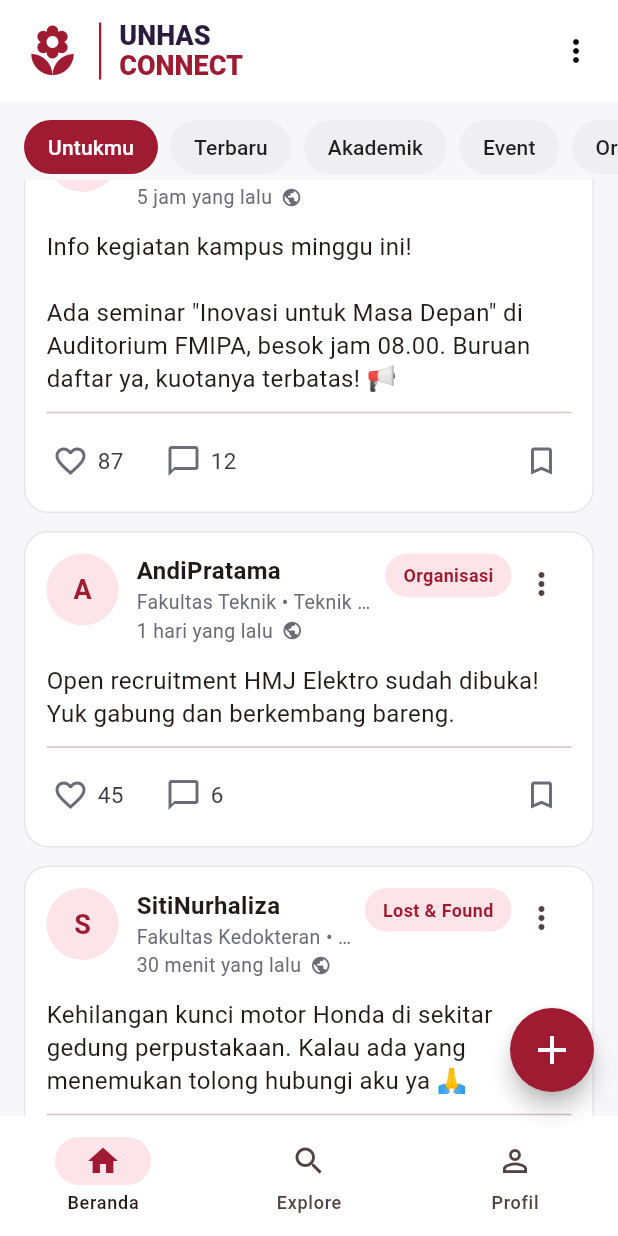
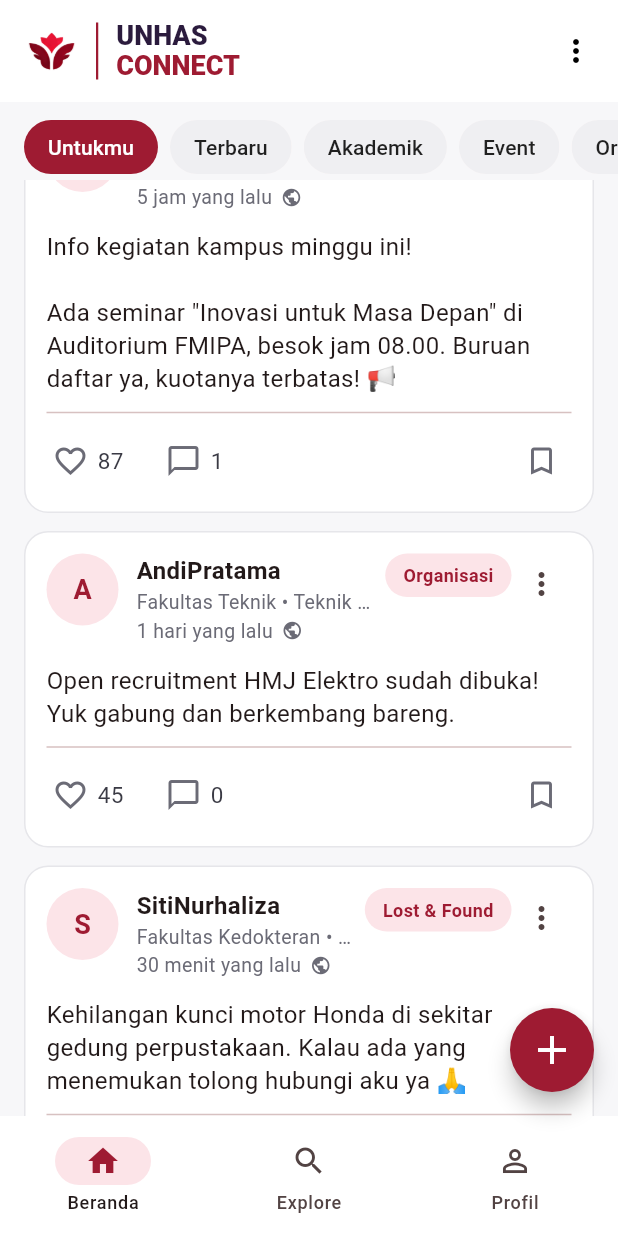
Before and after one commit to ZakySyahfadil/kelompok-6_Kelas-B_pemograman_mobile, a Flutter app: the screen it shows once a user with an empty profile is signed in, scrolled down 576 dp, on a phone screen of 412 x 824 dp. Run offline on Flutter 3.47's test engine with Material 3 defaults, Android fonts, the phone set to English and light mode, and no system bars; our stand-ins replace cloud_firestore, firebase_auth, firebase_core, shared_preferences; accounts and stored records are empty; network calls fail.

Commit message:
Mengganti logo dan menambahkan fitur komen (masih ada beberapa yang perlu disinkronisasi dan masih menggunakan dummy data. Kemungkinan bahkan update lagi fitur komennya seperti like komen/ membalas komen/tag)

```diff
--- /dev/null
+++ b/Final_Project/unhas_connect/lib/data/dummy_comments.dart
@@ -0,0 +1,42 @@
+import '../models/comment.dart';
+
+// Pengguna "yang sedang login" untuk dummy.
+// Nanti diganti dengan FirebaseAuth.instance.currentUser!.uid
+const String dummyCurrentUserId = 'me';
+const String dummyCurrentUserName = 'Kamu';
+
+// Kunci = id postingan (sama dengan id di dummy_posts.dart)
+Map<String, List<Comment>> buildDummyComments() => {
+      '1': [
+        Comment(
+          id: 'c1',
+          authorId: 'u2',
+          authorName: 'AndiPratama',
+          content: 'Biasanya KRS dibuka minggu kedua setelah libur, coba cek di SIM-A.',
+          createdAt: DateTime.now().subtract(const Duration(hours: 1, minutes: 40)),
+        ),
+        Comment(
+          id: 'c2',
+          authorId: 'u3',
+          authorName: 'SitiNurhaliza',
+          content: 'Kemarin di grup angkatan katanya tanggal 10. Tapi belum pasti.',
+          createdAt: DateTime.now().subtract(const Duration(hours: 1)),
+        ),
+        Comment(
+          id: 'c3',
+          authorId: dummyCurrentUserId,
+          authorName: dummyCurrentUserName,
+          content: 'Makasih infonya! 🙏',
+          createdAt: DateTime.now().subtract(const Duration(minutes: 20)),
+        ),
+      ],
+      '2': [
+        Comment(
+          id: 'c4',
+          authorId: 'u4',
+          authorName: 'RizkyAulia',
+          content: 'Pendaftarannya lewat mana kak?',
+          createdAt: DateTime.now().subtract(const Duration(hours: 3)),
+        ),
+      ],
+    };
--- a/Final_Project/unhas_connect/lib/data/dummy_posts.dart
+++ b/Final_Project/unhas_connect/lib/data/dummy_posts.dart
@@ -8,10 +8,10 @@ final List<Post> dummyPosts = [
     major: 'Informatika',
     content: 'Ada yang tahu jadwal KRS semester depan kapan ya?',
     category: 'Akademik',
-    imageUrl: 'https://picsum.photos/seed/unhas1/800/450',
+    imageUrl: 'https://encrypted-tbn0.gstatic.com/images?q=tbn:ANd9GcTUCjT8_YUByq_ili5f-6XAnhuQrfFpgee7AlqgWNjmew&s=10',
     createdAt: DateTime.now().subtract(const Duration(hours: 2)),
     likeCount: 124,
-    commentCount: 23,
+    commentCount: 3,
   ),
   Post(
     id: '2',
@@ -24,7 +24,7 @@ final List<Post> dummyPosts = [
     category: 'Event',
     createdAt: DateTime.now().subtract(const Duration(hours: 5)),
     likeCount: 87,
-    commentCount: 12,
+    commentCount: 1,
   ),
   Post(
     id: '3',
@@ -36,7 +36,7 @@ final List<Post> dummyPosts = [
     category: 'Organisasi',
     createdAt: DateTime.now().subtract(const Duration(days: 1)),
     likeCount: 45,
-    commentCount: 6,
+    commentCount: 0,
   ),
   Post(
     id: '4',
@@ -48,6 +48,6 @@ final List<Post> dummyPosts = [
     category: 'Lost & Found',
     createdAt: DateTime.now().subtract(const Duration(minutes: 30)),
     likeCount: 9,
-    commentCount: 3,
+    commentCount: 0,
   ),
 ];
--- a/Final_Project/unhas_connect/lib/main.dart
+++ b/Final_Project/unhas_connect/lib/main.dart
@@ -1,11 +1,9 @@
+import 'screens/auth_wrapper.dart';
+import 'firebase_options.dart';
 import 'package:flutter/material.dart';
 import 'package:firebase_core/firebase_core.dart';
-import 'firebase_options.dart';
-import 'screens/auth_wrapper.dart';
+import 'theme/app_colors.dart';
 
-// Warna utama UNHAS CONNECT
-const Color unhasMaroon = Color(0xFF9E1B32);
-const Color unhasBackground = Color(0xFFF7F7F9);
 
 Future<void> main() async {
   WidgetsFlutterBinding.ensureInitialized();
--- a/Final_Project/unhas_connect/lib/main_home_preview.dart
+++ b/Final_Project/unhas_connect/lib/main_home_preview.dart
@@ -2,7 +2,6 @@ import 'package:flutter/material.dart';
 import 'screens/home_page.dart';
 import 'theme/app_colors.dart';
 
-// Hanya untuk melihat UI Home tanpa Firebase / login.
 void main() => runApp(const HomePreviewApp());
 
 class HomePreviewApp extends StatelessWidget {
--- /dev/null
+++ b/Final_Project/unhas_connect/lib/models/comment.dart
@@ -0,0 +1,15 @@
+class Comment {
+  final String id;
+  final String authorId;
+  final String authorName;
+  final String content;
+  final DateTime createdAt;
+
+  const Comment({
+    required this.id,
+    required this.authorId,
+    required this.authorName,
+    required this.content,
+    required this.createdAt,
+  });
+}
--- a/Final_Project/unhas_connect/lib/screens/home_page.dart
+++ b/Final_Project/unhas_connect/lib/screens/home_page.dart
@@ -1,6 +1,10 @@
 import 'package:flutter/material.dart';
+
 import '../data/dummy_posts.dart';
+import '../data/dummy_comments.dart';
 import '../models/post.dart';
+import 'post_detail_page.dart';
+import '../repositories/comment_repository.dart';
 import '../theme/app_colors.dart';
 import '../widgets/post_card.dart';
 
@@ -12,6 +16,11 @@ class HomePage extends StatefulWidget {
 }
 
 class _HomePageState extends State<HomePage> {
+
+  // Nanti diganti dengan data dari Firestore
+  final CommentRepository _commentRepository =
+    DummyCommentRepository.instance;
+
   static const _categories = [
     'Untukmu',
     'Terbaru',
@@ -53,7 +62,7 @@ class _HomePageState extends State<HomePage> {
     final posts = _posts;
 
     return Scaffold(
-      // ===== AppBar: logo + judul + menu titik tiga =====
+      // AppBar: logo + judul + menu titik tiga
       appBar: AppBar(
         toolbarHeight: 68,
         backgroundColor: Colors.white,
@@ -61,8 +70,11 @@ class _HomePageState extends State<HomePage> {
         titleSpacing: 16,
         title: Row(
           children: [
-            // Ganti dengan Image.asset('assets/logo.png') kalau sudah ada logo
-            const Icon(Icons.local_florist, color: unhasMaroon, size: 38),
+            Image.asset(
+              'assets/images/logo.png',
+              width: 36,
+              height: 36,
+            ),
             const SizedBox(width: 12),
             Container(width: 1.5, height: 38, color: unhasMaroon),
             const SizedBox(width: 12),
@@ -161,9 +173,23 @@ class _HomePageState extends State<HomePage> {
                     );
                   }
                   final post = posts[i - 1];
+
                   return Padding(
                     padding: const EdgeInsets.only(bottom: 12),
-                    child: PostCard(key: ValueKey(post.id), post: post),
+                    child: PostCard(
+                      key: ValueKey(post.id),
+                      post: post,
+                      onCommentTap: () => Navigator.push(
+                        context,
+                        MaterialPageRoute(
+                          builder: (_) => PostDetailPage(
+                            post: post,
+                            repository: _commentRepository,
+                            currentUserId: dummyCurrentUserId,
+                          ),
+                        ),
+                      ),
+                    ),
                   );
                 },
               ),
--- /dev/null
+++ b/Final_Project/unhas_connect/lib/utils/time_ago.dart
@@ -0,0 +1,7 @@
+String timeAgo(DateTime time) {
+  final diff = DateTime.now().difference(time);
+  if (diff.inMinutes < 1) return 'Baru saja';
+  if (diff.inMinutes < 60) return '${diff.inMinutes} menit yang lalu';
+  if (diff.inHours < 24) return '${diff.inHours} jam yang lalu';
+  return '${diff.inDays} hari yang lalu';
+}
--- a/Final_Project/unhas_connect/lib/widgets/post_card.dart
+++ b/Final_Project/unhas_connect/lib/widgets/post_card.dart
@@ -1,11 +1,20 @@
 import 'package:flutter/material.dart';
+
 import '../models/post.dart';
 import '../theme/app_colors.dart';
+import '../utils/time_ago.dart';
 
 class PostCard extends StatefulWidget {
-  const PostCard({super.key, required this.post});
+ const PostCard({
+    super.key,
+    required this.post,
+    this.onCommentTap,
+    this.commentCount,
+  });
 
   final Post post;
+  final VoidCallback? onCommentTap;
+  final int? commentCount;
 
   @override
   State<PostCard> createState() => _PostCardState();
@@ -14,8 +23,18 @@ class PostCard extends StatefulWidget {
 class _PostCardState extends State<PostCard> {
   bool _liked = false;
   bool _saved = false;
-  late int _likeCount = widget.post.likeCount;
 
+  late int _likeCount;
+
+  @override
+  void initState() {
+    super.initState();
+
+    // Mengambil jumlah like awal dari data postingan
+    _likeCount = widget.post.likeCount;
+  }
+
+  // Fungsi like dan unlike
   void _toggleLike() {
     setState(() {
       _liked = !_liked;
@@ -23,38 +42,39 @@ class _PostCardState extends State<PostCard> {
     });
   }
 
-  String _timeAgo(DateTime time) {
-    final diff = DateTime.now().difference(time);
-    if (diff.inMinutes < 1) return 'Baru saja';
-    if (diff.inMinutes < 60) return '${diff.inMinutes} menit yang lalu';
-    if (diff.inHours < 24) return '${diff.inHours} jam yang lalu';
-    return '${diff.inDays} hari yang lalu';
-  }
-
   @override
   Widget build(BuildContext context) {
     final post = widget.post;
+
     const grey = Color(0xFF6B6B76);
 
     return Container(
       padding: const EdgeInsets.all(14),
+
       decoration: BoxDecoration(
         color: Colors.white,
         borderRadius: BorderRadius.circular(16),
         border: Border.all(color: const Color(0xFFE6E6EA)),
       ),
+
       child: Column(
         crossAxisAlignment: CrossAxisAlignment.start,
+
         children: [
-          // ===== Header: avatar, nama, fakultas, waktu, kategori =====
+          // HEADER POSTINGAN
           Row(
             crossAxisAlignment: CrossAxisAlignment.start,
+
             children: [
               CircleAvatar(
                 radius: 24,
                 backgroundColor: const Color(0xFFFCE4E8),
+
                 child: Text(
-                  post.authorName[0].toUpperCase(),
+                  post.authorName.isNotEmpty
+                      ? post.authorName[0].toUpperCase()
+                      : '?',
+
                   style: const TextStyle(
                     color: unhasMaroon,
                     fontWeight: FontWeight.bold,
@@ -62,47 +82,65 @@ class _PostCardState extends State<PostCard> {
                   ),
                 ),
               ),
+
               const SizedBox(width: 12),
+
               Expanded(
                 child: Column(
                   crossAxisAlignment: CrossAxisAlignment.start,
+
                   children: [
                     Text(
                       post.authorName,
+
                       style: const TextStyle(
                         fontSize: 16,
                         fontWeight: FontWeight.bold,
                       ),
                     ),
+
                     Text(
                       '${post.faculty} • ${post.major}',
                       maxLines: 1,
                       overflow: TextOverflow.ellipsis,
+
                       style: const TextStyle(fontSize: 13, color: grey),
                     ),
+
                     Row(
                       children: [
                         Text(
-                          _timeAgo(post.createdAt),
+                          timeAgo(post.createdAt),
+
                           style: const TextStyle(fontSize: 13, color: grey),
                         ),
+
                         const SizedBox(width: 6),
+
                         const Icon(Icons.public, size: 14, color: grey),
                       ],
                     ),
                   ],
                 ),
               ),
+
               const SizedBox(width: 8),
+
+              // LABEL KATEGORI
               Container(
-                padding:
-                    const EdgeInsets.symmetric(horizontal: 12, vertical: 6),
+                padding: const EdgeInsets.symmetric(
+                  horizontal: 12,
+                  vertical: 6,
+                ),
+
                 decoration: BoxDecoration(
                   color: const Color(0xFFFCE4E8),
                   borderRadius: BorderRadius.circular(20),
                 ),
+
                 child: Text(
                   post.category,
+
                   style: const TextStyle(
                     color: unhasMaroon,
                     fontSize: 12,
@@ -110,76 +148,103 @@ class _PostCardState extends State<PostCard> {
                   ),
                 ),
               ),
+
               IconButton(
-                onPressed: () {}, // nanti: hapus / laporkan postingan
+                onPressed: () {
+                  // TODO: Hapus / laporkan postingan
+                },
+
                 icon: const Icon(Icons.more_vert),
                 visualDensity: VisualDensity.compact,
               ),
             ],
           ),
 
-          // ===== Isi postingan =====
+          // ISI POSTINGAN
           const SizedBox(height: 12),
-          Text(
-            post.content,
-            style: const TextStyle(fontSize: 16, height: 1.4),
-          ),
 
-          // ===== Gambar (opsional) =====
+          Text(post.content, style: const TextStyle(fontSize: 16, height: 1.4)),
+
+          // GAMBAR POSTINGAN (OPSIONAL)
           if (post.imageUrl != null) ...[
             const SizedBox(height: 12),
+
             ClipRRect(
               borderRadius: BorderRadius.circular(12),
+
               child: Image.network(
                 post.imageUrl!,
                 width: double.infinity,
                 height: 190,
                 fit: BoxFit.cover,
+
                 loadingBuilder: (context, child, progress) {
                   if (progress == null) return child;
+
                   return Container(
                     height: 190,
                     color: const Color(0xFFEFEFF2),
                     alignment: Alignment.center,
-                    child: const CircularProgressIndicator(
-                      color: unhasMaroon,
-                    ),
+
+                    child: const CircularProgressIndicator(color: unhasMaroon),
                   );
                 },
-                errorBuilder: (context, error, stack) => Container(
-                  height: 190,
-                  color: const Color(0xFFEFEFF2),
-                  alignment: Alignment.center,
-                  child: const Icon(Icons.broken_image_outlined, color: grey),
-                ),
+
+                errorBuilder: (context, error, stack) {
+                  return Container(
+                    height: 190,
+                    color: const Color(0xFFEFEFF2),
+                    alignment: Alignment.center,
+
+                    child: const Icon(Icons.broken_image_outlined, color: grey),
+                  );
+                },
               ),
             ),
           ],
 
-          // ===== Aksi: like, komentar, bookmark =====
+          // TOMBOL INTERAKSI
           const Divider(height: 24),
+
           Row(
             children: [
+              // LIKE
               _ActionButton(
                 icon: _liked ? Icons.favorite : Icons.favorite_border,
+
                 color: _liked ? unhasMaroon : grey,
+
                 label: '$_likeCount',
+
                 onTap: _toggleLike,
               ),
+
               const SizedBox(width: 20),
+
+              // KOMENTAR
               _ActionButton(
                 icon: Icons.chat_bubble_outline,
                 color: grey,
-                label: '${post.commentCount}',
-                onTap: () {}, // nanti: buka halaman detail postingan
+                label: '${widget.commentCount ?? post.commentCount}',
+                onTap: widget.onCommentTap ?? () {},
               ),
+
               const Spacer(),
+
+              // BOOKMARK
               IconButton(
-                onPressed: () => setState(() => _saved = !_saved),
+                onPressed: () {
+                  setState(() {
+                    _saved = !_saved;
+                  });
+                },
+
                 icon: Icon(
                   _saved ? Icons.bookmark : Icons.bookmark_border,
+
                   color: _saved ? unhasMaroon : grey,
                 ),
+
                 visualDensity: VisualDensity.compact,
               ),
             ],
@@ -190,6 +255,7 @@ class _PostCardState extends State<PostCard> {
   }
 }
 
+// WIDGET TOMBOL INTERAKSI
 class _ActionButton extends StatelessWidget {
   const _ActionButton({
     required this.icon,
@@ -208,14 +274,19 @@ class _ActionButton extends StatelessWidget {
     return InkWell(
       borderRadius: BorderRadius.circular(8),
       onTap: onTap,
+
       child: Padding(
         padding: const EdgeInsets.symmetric(vertical: 6, horizontal: 4),
+
         child: Row(
           children: [
             Icon(icon, color: color, size: 24),
+
             const SizedBox(width: 6),
+
             Text(
               label,
+
               style: const TextStyle(fontSize: 15, color: Color(0xFF3A3A44)),
             ),
           ],
--- a/Final_Project/unhas_connect/pubspec.yaml
+++ b/Final_Project/unhas_connect/pubspec.yaml
@@ -65,6 +65,8 @@ flutter:
   # assets:
   #   - images/a_dot_burr.jpeg
   #   - images/a_dot_ham.jpeg
+  assets:
+    - assets/images/logo.png
 
   # An image asset can refer to one or more resolution-specific "variants", see
   # https://flutter.dev/to/resolution-aware-images
```
Also changed, not shown: Final_Project/unhas_connect/lib/repositories/comment_repository.dart (added, +55 -0 lines), Final_Project/unhas_connect/lib/screens/post_detail_page.dart (added, +244 -0 lines), Final_Project/unhas_connect/lib/widgets/comment_tile.dart (added, +100 -0 lines), Final_Project/unhas_connect/assets/images/logo.png (added).
